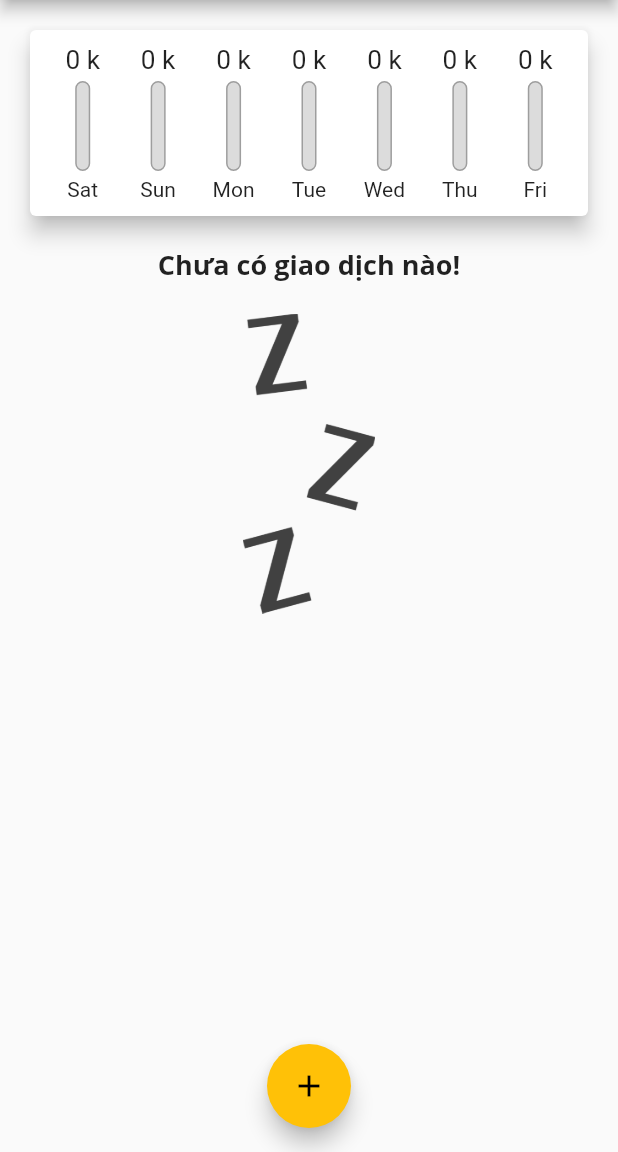
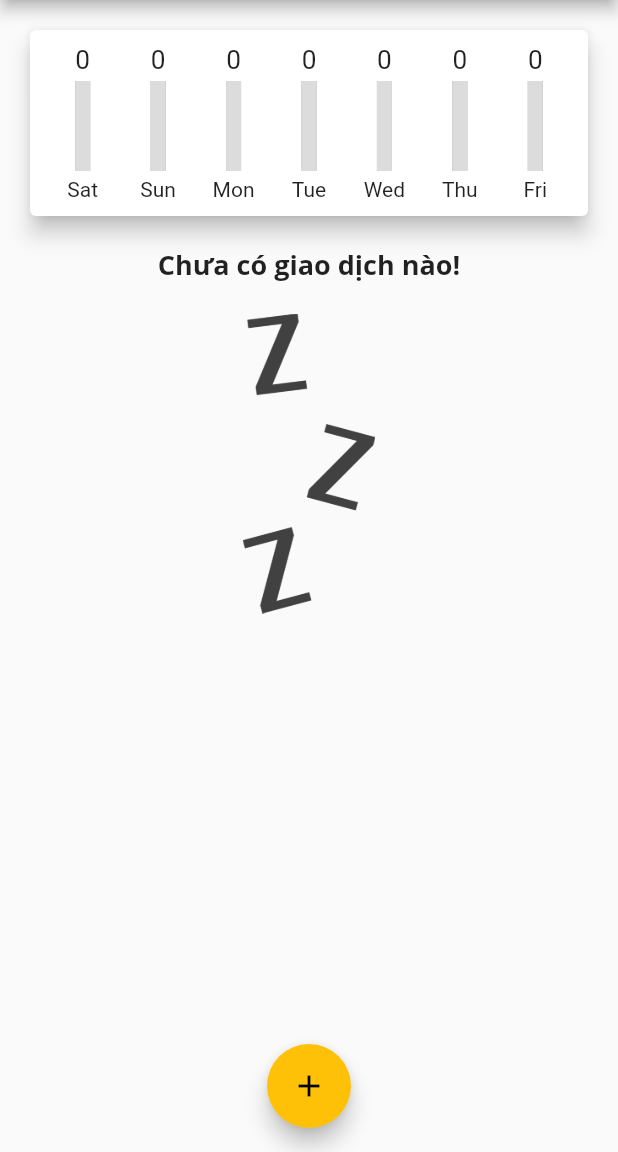
Before and after one commit to nguyenthegiang/QuanLyChiTieu, a Flutter app: the screen it shows after launch, on a phone screen of 412 x 824 dp, the part 84-1236 px from its top. Run offline on Flutter 3.47's test engine with Material 2 defaults, Android fonts, the phone set to English and light mode, and no system bars.

Commit message:
Fix Bug in Chart - Change Style of Chart

```diff
--- a/lib/widgets/chart_bar.dart
+++ b/lib/widgets/chart_bar.dart
@@ -14,7 +14,7 @@ class ChartBar extends StatelessWidget {
         Container(
           height: 20,
           child: FittedBox(
-            child: Text('${spendingAmount.toStringAsFixed(0)} k'),
+            child: Text('${spendingAmount.toStringAsFixed(0)}'),
           ),
         ),
         SizedBox(height: 4),
@@ -26,16 +26,16 @@ class ChartBar extends StatelessWidget {
               Container(
                 decoration: BoxDecoration(
                   border: Border.all(color: Colors.grey, width: 1.0),
-                  color: Color.fromRGBO(220, 220, 220, 1),
-                  borderRadius: BorderRadius.circular(10),
+                  color: Theme.of(context).primaryColor,
+                  //borderRadius: BorderRadius.circular(10),
                 ),
               ),
               FractionallySizedBox(
-                heightFactor: spendingPctOfTotal,
+                heightFactor: 1 - spendingPctOfTotal,
                 child: Container(
                   decoration: BoxDecoration(
-                    color: Theme.of(context).primaryColor,
-                    borderRadius: BorderRadius.circular(10),
+                    color: Color.fromRGBO(220, 220, 220, 1),
+                    //borderRadius: BorderRadius.circular(10),
                   ),
                 ),
               ),
```
